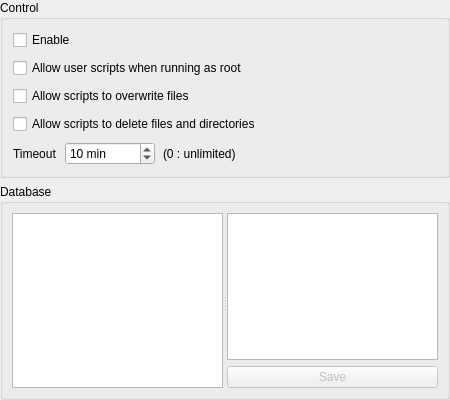
The window that src/settings/scriptsettingdialog.ui (Wing-summer/WingHexExplorer2) describes before a commit, drawn with Qt 5.
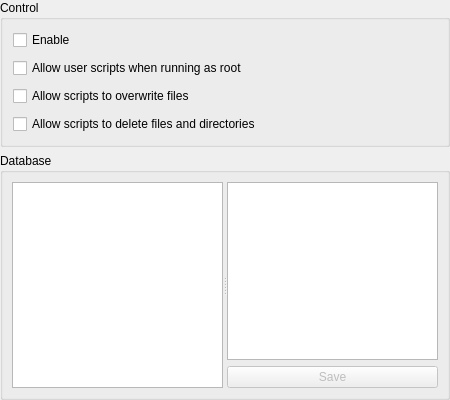
The same window after the commit. Custom widgets are drawn as their Qt base class.

What changed in the file:
```diff
--- a/src/settings/scriptsettingdialog.ui
+++ b/src/settings/scriptsettingdialog.ui
@@ -84,76 +84,6 @@
         </property>
        </widget>
       </item>
-      <item>
-       <widget class="QWidget" name="widget" native="true">
-        <layout class="QHBoxLayout" name="horizontalLayout">
-         <property name="spacing">
-          <number>8</number>
-         </property>
-         <property name="sizeConstraint">
-          <enum>QLayout::SizeConstraint::SetMinimumSize</enum>
-         </property>
-         <property name="leftMargin">
-          <number>0</number>
-         </property>
-         <property name="topMargin">
-          <number>0</number>
-         </property>
-         <property name="rightMargin">
-          <number>0</number>
-         </property>
-         <property name="bottomMargin">
-          <number>0</number>
-         </property>
-         <item>
-          <widget class="QLabel" name="lblTimeout">
-           <property name="text">
-            <string>Timeout</string>
-           </property>
-          </widget>
-         </item>
-         <item>
-          <widget class="QSpinBox" name="sbTimeout">
-           <property name="toolTip">
-            <string notr="true">[0, 312480]</string>
-           </property>
-           <property name="suffix">
-            <string> min</string>
-           </property>
-           <property name="minimum">
-            <number>0</number>
-           </property>
-           <property name="maximum">
-            <number>312480</number>
-           </property>
-           <property name="value">
-            <number>10</number>
-           </property>
-          </widget>
-         </item>
-         <item>
-          <widget class="QLabel" name="lblTimeout_2">
-           <property name="text">
-            <string>(0 : unlimited)</string>
-           </property>
-          </widget>
-         </item>
-         <item>
-          <spacer name="horizontalSpacer">
-           <property name="orientation">
-            <enum>Qt::Orientation::Horizontal</enum>
-           </property>
-           <property name="sizeHint" stdset="0">
-            <size>
-             <width>40</width>
-             <height>20</height>
-            </size>
-           </property>
-          </spacer>
-         </item>
-        </layout>
-       </widget>
-      </item>
      </layout>
     </widget>
    </item>
```
